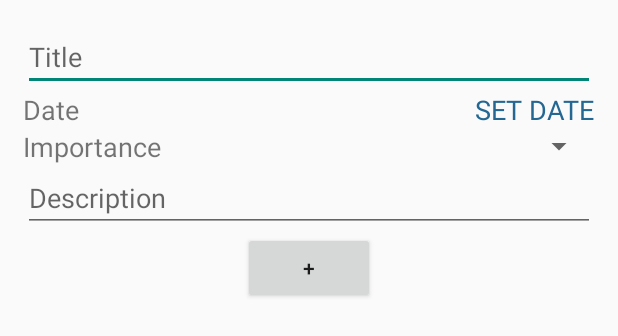
After one commit to ernestaszdanys/mobile_apps_university, an Android app: the layout fragment_add_note.xml on its own in the app's theme, with its tools: preview values and no code run, on a phone screen of 412 x 824 dp. The commit adds this screen. Shown: the top 336 px of the screen. Run offline under Robolectric (Android 15) with nearby library versions, the phone set to English and light mode, and no system bars.

Commit message:
Added functional add note fragment.

```diff
--- a/ToDoList/app/src/main/java/com/marius/ernestas/todolist/MainActivity.java
+++ b/ToDoList/app/src/main/java/com/marius/ernestas/todolist/MainActivity.java
@@ -33,7 +33,6 @@ public class MainActivity extends ActionBarActivity {
         setContentView(R.layout.activity_main);
 
         database = new Database(this);
-        database.addNote(new Note(1, "Pavadinimas", "Kazka darysim cj"));
 
         handleNavigationDrawer(savedInstanceState);
     }
--- a/ToDoList/app/src/main/java/com/marius/ernestas/todolist/database/Note.java
+++ b/ToDoList/app/src/main/java/com/marius/ernestas/todolist/database/Note.java
@@ -16,7 +16,8 @@ public class Note {
         setDescription(description);
     }
 
-    public Note(int importance, String title, String description) {
+    public Note(String date, int importance, String title, String description) {
+        setDate(date);
         setImportance(importance);
         setTitle(title);
         setDescription(description);
--- a/ToDoList/app/src/main/java/com/marius/ernestas/todolist/fragments/MainFragment.java
+++ b/ToDoList/app/src/main/java/com/marius/ernestas/todolist/fragments/MainFragment.java
@@ -35,7 +35,7 @@ public class MainFragment extends Fragment {
         newButton.setOnClickListener(new View.OnClickListener() {
             @Override
             public void onClick(View view) {
-                getActivity().getSupportFragmentManager().beginTransaction().replace(R.id.container, new AboutFragment())
+                getActivity().getSupportFragmentManager().beginTransaction().replace(R.id.container, new AddNote(database))
                         .addToBackStack(null).commit();
             }
         });
--- /dev/null
+++ b/ToDoList/app/src/main/res/layout/fragment_add_note.xml
@@ -0,0 +1,79 @@
+<RelativeLayout
+    android:layout_width="fill_parent"
+    android:layout_height="fill_parent"
+    android:padding="@dimen/main_padding"
+    xmlns:android="http://schemas.android.com/apk/res/android">
+
+    <EditText
+        android:layout_width="wrap_content"
+        android:layout_height="wrap_content"
+        android:id="@+id/editTextTitle"
+        android:layout_alignParentTop="true"
+        android:hint="Title"
+        android:layout_alignParentLeft="true"
+        android:layout_alignParentStart="true"
+        android:layout_alignParentRight="true"
+        android:layout_alignParentEnd="true" />
+
+    <TextView
+        android:layout_width="wrap_content"
+        android:layout_height="wrap_content"
+        android:text="Date"
+        android:textSize="@dimen/text_medium"
+        android:id="@+id/textViewDate"
+        android:layout_below="@+id/editTextTitle"
+        android:layout_alignParentLeft="true"
+        android:layout_alignParentStart="true" />
+
+    <TextView
+        android:layout_width="wrap_content"
+        android:layout_height="wrap_content"
+        android:text="SET DATE"
+        android:id="@+id/textButtonSetDate"
+        android:clickable="true"
+        android:textSize="@dimen/text_medium"
+        android:textColor="@color/textHighlight2"
+        android:layout_below="@+id/editTextTitle"
+        android:layout_alignParentRight="true"
+        android:layout_alignParentEnd="true" />
+
+    <TextView
+        android:layout_width="wrap_content"
+        android:layout_height="wrap_content"
+        android:text="Importance"
+        android:textSize="@dimen/text_medium"
+        android:id="@+id/textViewImportance"
+        android:layout_below="@+id/textViewDate"
+        android:layout_alignParentLeft="true"
+        android:layout_alignParentStart="true" />
+
+    <Spinner
+        android:layout_width="wrap_content"
+        android:layout_height="wrap_content"
+        android:id="@+id/spinnerImportance"
+        android:layout_below="@+id/textButtonSetDate"
+        android:layout_alignParentRight="true"
+        android:layout_alignParentEnd="true" />
+
+    <EditText
+        android:layout_width="wrap_content"
+        android:layout_height="wrap_content"
+        android:inputType="textMultiLine"
+        android:ems="10"
+        android:hint="Description"
+        android:id="@+id/editTextDescription"
+        android:layout_below="@+id/spinnerImportance"
+        android:layout_alignParentLeft="true"
+        android:layout_alignParentStart="true"
+        android:layout_alignParentRight="true"
+        android:layout_alignParentEnd="true" />
+
+    <Button
+        android:layout_width="wrap_content"
+        android:layout_height="wrap_content"
+        android:text="+"
+        android:id="@+id/buttonAdd"
+        android:layout_below="@+id/editTextDescription"
+        android:layout_centerHorizontal="true" />
+
+</RelativeLayout>
```
Also changed, not shown: ToDoList/app/src/main/java/com/marius/ernestas/todolist/database/Database.java (+1 -9 lines), ToDoList/app/src/main/java/com/marius/ernestas/todolist/fragments/AddNote.java (added, +112 -0 lines), ToDoList/app/src/main/java/com/marius/ernestas/todolist/fragments/DatePickerFragment.java (added, +31 -0 lines), ToDoList/app/src/main/res/values/strings.xml (+9 -2 lines).
